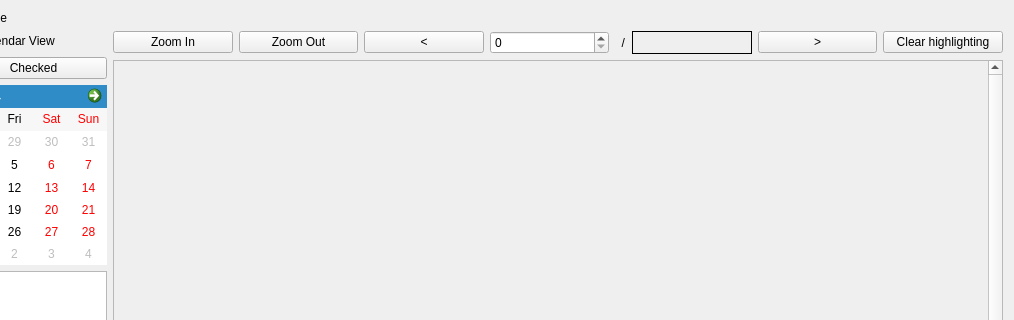
The window that namalysator/w_structview.ui (phungthomas/Namalysator) describes before a commit, drawn with Qt 5; both pictures show x 204 to 1218 and y 0 to 320 of the 1218 by 877 pixel window.
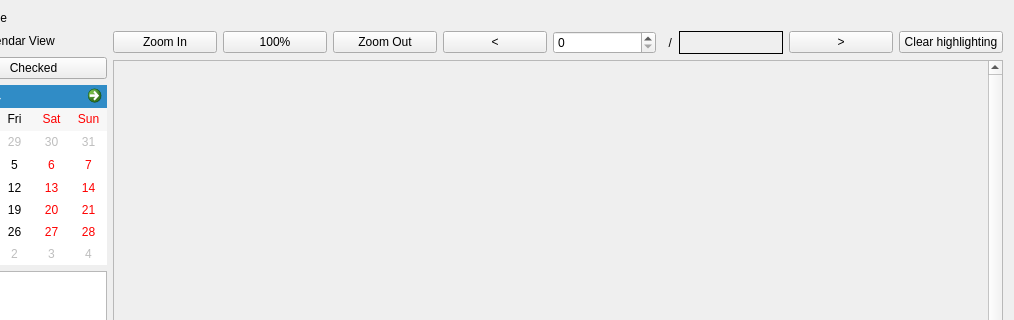
The same window after the commit.

Commit message: Add 100 percent button + fix bug of wrong page when zooming

Diff of the .ui file:
```diff
--- a/namalysator/w_structview.ui
+++ b/namalysator/w_structview.ui
@@ -209,6 +209,13 @@
            </property>
           </widget>
          </item>
+         <item>
+          <widget class="QPushButton" name="zoomNormal">
+           <property name="text">
+            <string>100%</string>
+           </property>
+          </widget>
+         </item>
          <item>
           <widget class="QPushButton" name="btnZoomOut">
            <property name="text">
```
The commit also changes 2 other files.
